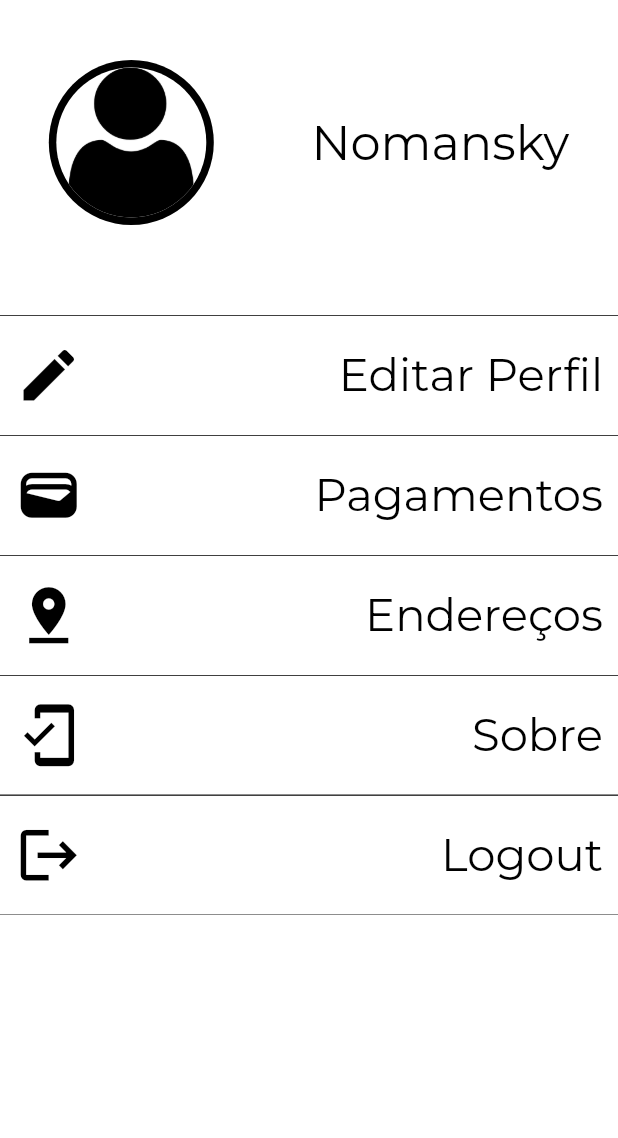
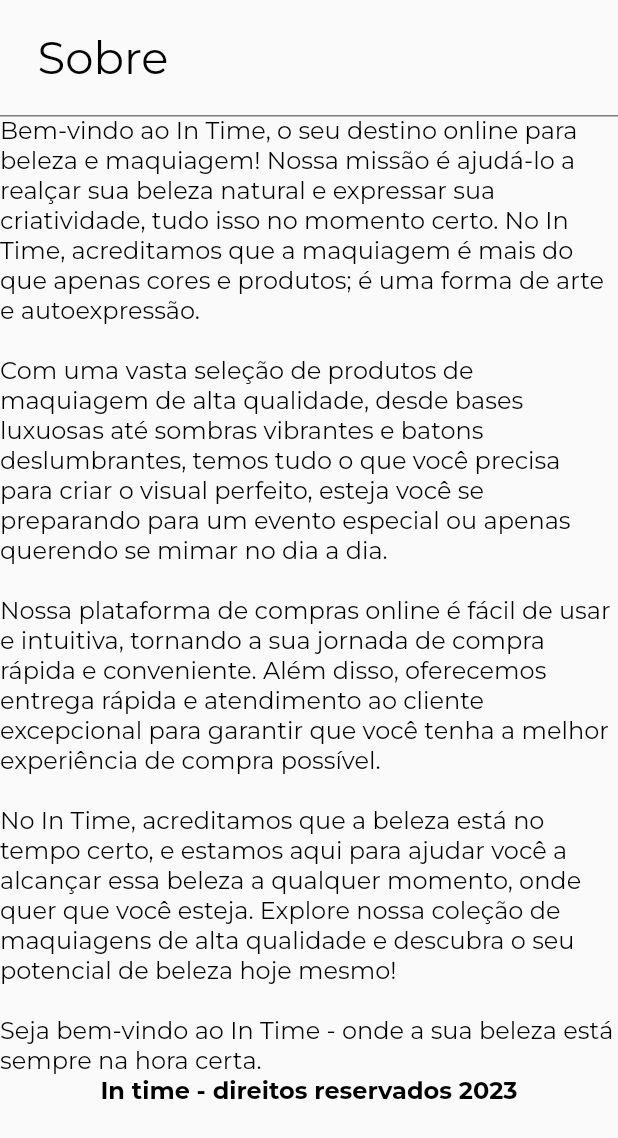
Before and after one commit to LeonardoLuisKlein/inTime, a Flutter app: the Perfil screen opened directly, after a tap on "Sobre", on a phone screen of 412 x 824 dp. Shown: the top 1138 px of the screen. Run offline on Flutter 3.47's test engine with Material 2 defaults, Android fonts, the phone set to English and light mode, and no system bars; our stand-ins replace cloud_firestore, firebase_auth, firebase_core; accounts and stored records are empty.

Commit message:
Feat: introducing sobre page

```diff
--- a/lib/pages/perfil.dart
+++ b/lib/pages/perfil.dart
@@ -1,5 +1,6 @@
 import "package:flutter/material.dart";
 import "package:in_time/pages/enderecosPrincipal.dart";
+import "package:in_time/pages/sobre.dart";
 import "package:in_time/services/auth_services.dart";
 import "package:provider/provider.dart";
 
@@ -151,7 +152,11 @@
         ),
         GestureDetector(
           onTap: () {
-            print("Pauleen");
+            Navigator.of(context).push(
+              MaterialPageRoute(
+                builder: (context) => const Sobre(),
+              ),
+            );
           },
           child: Container(
             height: 80,
--- /dev/null
+++ b/lib/pages/sobre.dart
@@ -0,0 +1,51 @@
+import 'package:flutter/material.dart';
+
+class Sobre extends StatelessWidget {
+  const Sobre({super.key});
+
+  @override
+  Widget build(BuildContext context) {
+    final _logo = const AssetImage("images/logoBranco.png");
+    return Scaffold(
+        body: Column(crossAxisAlignment: CrossAxisAlignment.start, children: [
+      const Padding(
+        padding: EdgeInsets.only(top: 20.0, left: 25.0),
+        child: Text(
+          "Sobre",
+          textAlign: TextAlign.left,
+          style: TextStyle(
+            fontSize: 30,
+            fontFamily: 'Montserrat',
+            color: Colors.black,
+          ),
+        ),
+      ),
+      Padding(
+        padding: const EdgeInsets.only(top: 20.0),
+        child: Container(
+          height: 0.5,
+          color: Colors.black,
+        ),
+      ),
+      const Center(
+        child: Column(
+          children: [
+            Text(
+                "Bem-vindo ao In Time, o seu destino online para beleza e maquiagem! Nossa missão é ajudá-lo a realçar sua beleza natural e expressar sua criatividade, tudo isso no momento certo. No In Time, acreditamos que a maquiagem é mais do que apenas cores e produtos; é uma forma de arte e autoexpressão.\n\nCom uma vasta seleção de produtos de maquiagem de alta qualidade, desde bases luxuosas até sombras vibrantes e batons deslumbrantes, temos tudo o que você precisa para criar o visual perfeito, esteja você se preparando para um evento especial ou apenas querendo se mimar no dia a dia.\n\nNossa plataforma de compras online é fácil de usar e intuitiva, tornando a sua jornada de compra rápida e conveniente. Além disso, oferecemos entrega rápida e atendimento ao cliente excepcional para garantir que você tenha a melhor experiência de compra possível.\n\nNo In Time, acreditamos que a beleza está no tempo certo, e estamos aqui para ajudar você a alcançar essa beleza a qualquer momento, onde quer que você esteja. Explore nossa coleção de maquiagens de alta qualidade e descubra o seu potencial de beleza hoje mesmo!\n\nSeja bem-vindo ao In Time - onde a sua beleza está sempre na hora certa.",
+                style: TextStyle(
+                  fontSize: 16,
+                  fontFamily: 'Montserrat',
+                  color: Colors.black,
+                )),
+            Text("In time - direitos reservados 2023",
+                style: TextStyle(
+                    fontSize: 16,
+                    fontFamily: 'Montserrat',
+                    color: Colors.black,
+                    fontWeight: FontWeight.bold)),
+          ],
+        ),
+      )
+    ]));
+  }
+}
```
